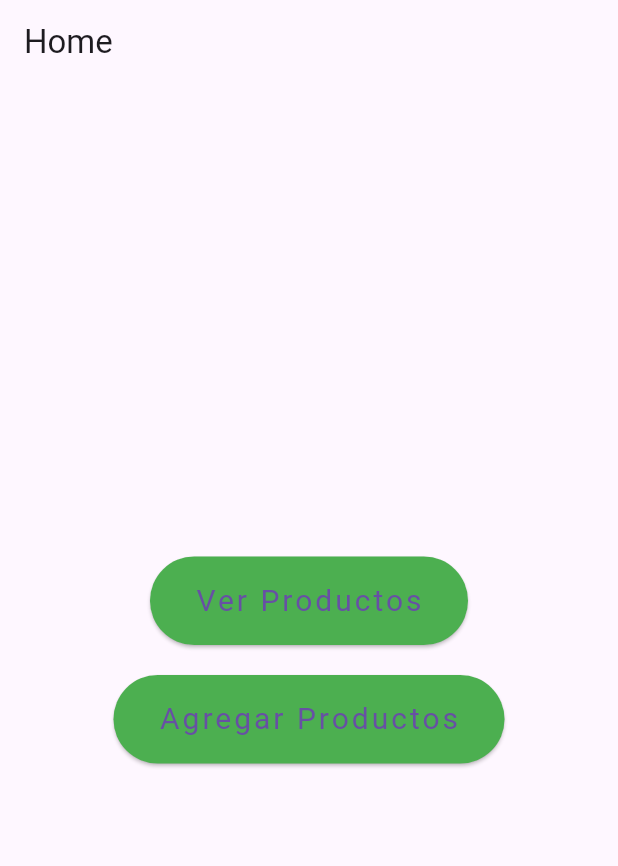
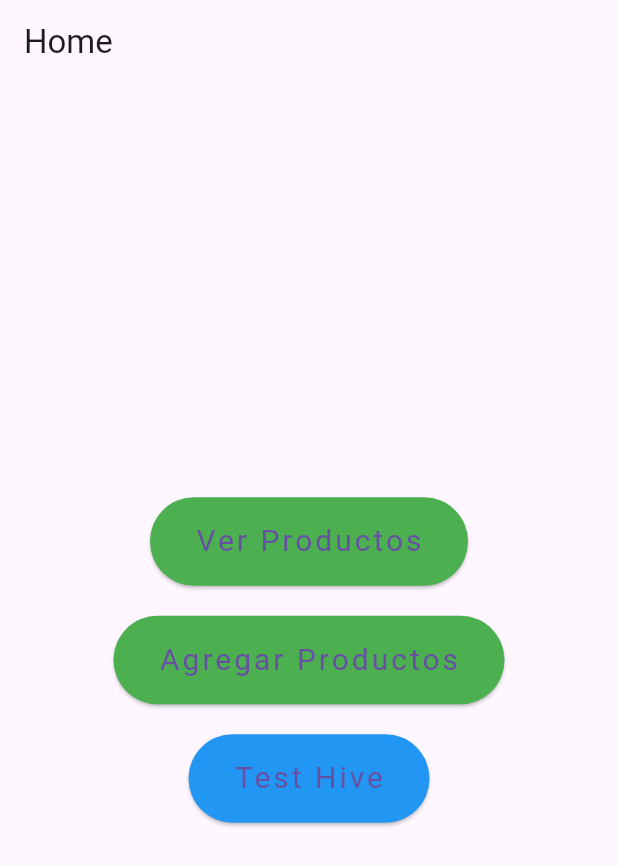
Before and after one commit to ederjgb94/topicostarde, a Flutter app: the screen it shows after launch, on a phone screen of 412 x 824 dp. Shown: the top 866 px of the screen. Run offline on Flutter 3.47's test engine with Material 3 defaults, Android fonts, the phone set to English and light mode, and no system bars; our stand-ins replace delayed_display, google_fonts, hive_flutter; missing offline and left inert: shrink_sidemenu; accounts and stored records are empty.

Commit message:
hive inicio

```diff
--- a/lib/vistas/home_view.dart
+++ b/lib/vistas/home_view.dart
@@ -1,4 +1,5 @@
 import 'package:flutter/material.dart';
+import 'package:hive_flutter/hive_flutter.dart';
 import 'package:topicostarde/modelos/producto_model.dart';
 import 'package:topicostarde/vistas/agregar_producto_view.dart';
 import 'package:topicostarde/vistas/saludos_view.dart';
@@ -68,6 +69,23 @@ class HomeView extends StatelessWidget {
                 );
               },
             ),
+            const SizedBox(height: 20),
+            CustomButtonHome(
+              name: 'Test Hive',
+              color: Colors.blue,
+              onPressed: () async {
+                await Hive.initFlutter();
+                await Hive.openBox('myBox');
+
+                var box = Hive.box('myBox');
+
+                box.put('name', 'David');
+
+                var name = box.get('name');
+
+                print('Name: $name');
+              },
+            ),
           ],
         ),
       ),
```
